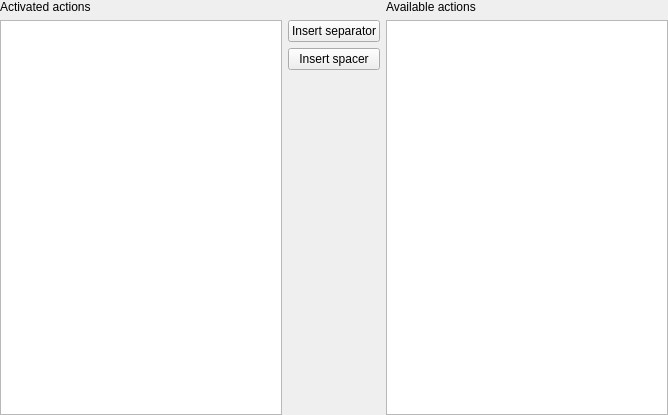
martinrotter/rssguard, file src/gui/toolbareditor.ui: the form before one commit.
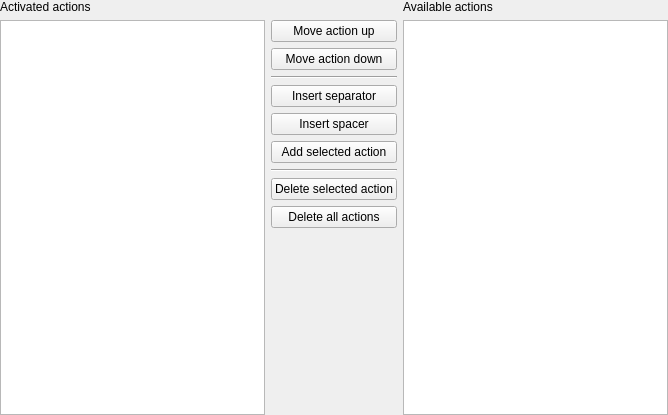
The form after the commit.

Patch:
```diff
--- a/src/gui/toolbareditor.ui
+++ b/src/gui/toolbareditor.ui
@@ -76,6 +76,27 @@
    </item>
    <item row="1" column="1">
     <layout class="QVBoxLayout" name="verticalLayout">
+     <item>
+      <widget class="QPushButton" name="m_btnMoveActionUp">
+       <property name="text">
+        <string>Move action up</string>
+       </property>
+      </widget>
+     </item>
+     <item>
+      <widget class="QPushButton" name="m_btnMoveActionDown">
+       <property name="text">
+        <string>Move action down</string>
+       </property>
+      </widget>
+     </item>
+     <item>
+      <widget class="Line" name="line">
+       <property name="orientation">
+        <enum>Qt::Horizontal</enum>
+       </property>
+      </widget>
+     </item>
      <item>
       <widget class="QPushButton" name="m_btnInsertSeparator">
        <property name="text">
@@ -90,6 +111,34 @@
        </property>
       </widget>
      </item>
+     <item>
+      <widget class="QPushButton" name="m_btnAddSelectedAction">
+       <property name="text">
+        <string>Add selected action</string>
+       </property>
+      </widget>
+     </item>
+     <item>
+      <widget class="Line" name="line_2">
+       <property name="orientation">
+        <enum>Qt::Horizontal</enum>
+       </property>
+      </widget>
+     </item>
+     <item>
+      <widget class="QPushButton" name="m_btnDeleteSelectedAction">
+       <property name="text">
+        <string>Delete selected action</string>
+       </property>
+      </widget>
+     </item>
+     <item>
+      <widget class="QPushButton" name="m_btnDeleteAllActions">
+       <property name="text">
+        <string>Delete all actions</string>
+       </property>
+      </widget>
+     </item>
      <item>
       <spacer name="verticalSpacer">
        <property name="orientation">
```
Left out of the diff: 28 changed lines with no effect on the pictures.
